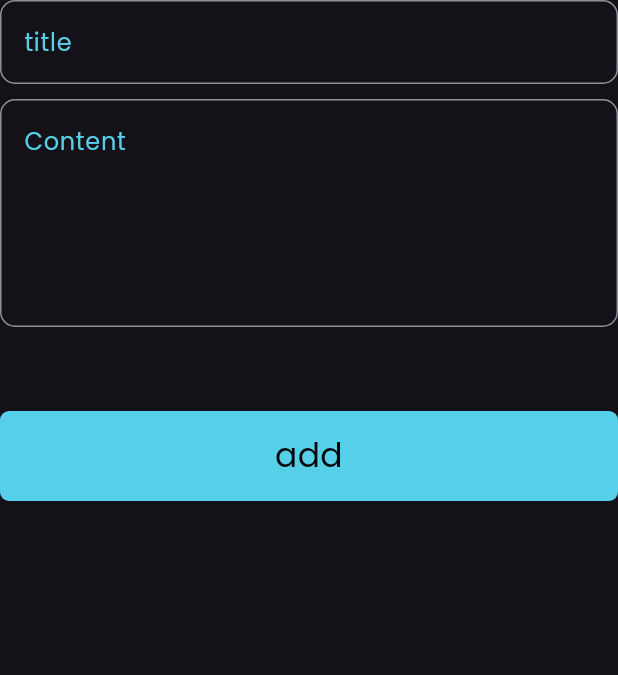
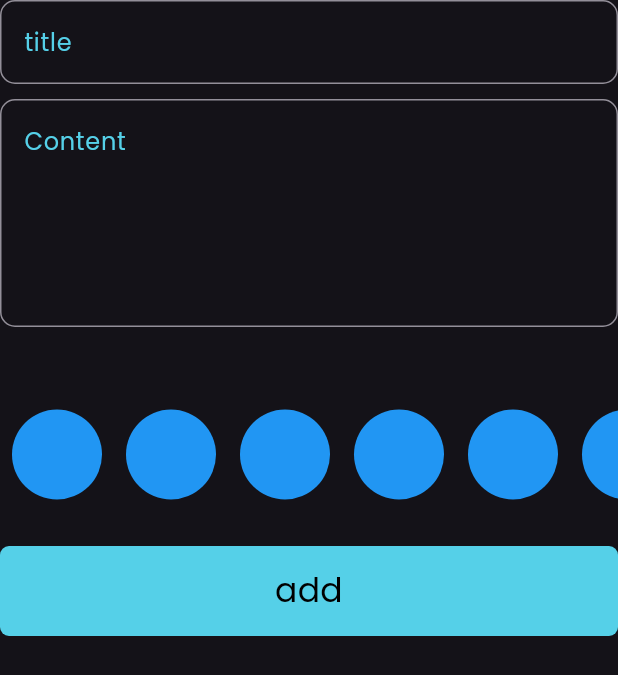
Before and after one commit to AbderraoufBelaiouar/notes_app, a Flutter app: the AddNoteForm widget shown alone on an empty page, opened directly, on a phone screen of 412 x 824 dp. Shown: the top 675 px of the screen. Run offline on Flutter 3.47's test engine with Material 3 defaults, Android fonts, the phone set to English and light mode, and no system bars; our stand-ins replace bloc, date_format, flutter_bloc, font_awesome_flutter, hive, hive_flutter; accounts and stored records are empty.

Commit message:
create colors list view

```diff
--- a/lib/views/widgets/Add_note_form.dart
+++ b/lib/views/widgets/Add_note_form.dart
@@ -5,6 +5,7 @@ import 'package:notes_app/cubits/add_note_cubit/add_note_cubit.dart';
 import 'package:notes_app/cubits/add_note_cubit/add_note_state.dart';
 import 'package:notes_app/models/note_model.dart';
 import 'package:notes_app/views/widgets/Custom_button.dart';
+import 'package:notes_app/views/widgets/color_list_view.dart';
 import 'package:notes_app/views/widgets/custom_text_field.dart';
 
 import 'package:date_format/date_format.dart';
@@ -47,6 +48,7 @@ class _AddNoteFormState extends State<AddNoteForm> {
           const SizedBox(
             height: 40,
           ),
+          const ColorsLitView(),
           BlocBuilder<AddNoteCubit, AddNoteState>(
             builder: (context, state) {
               return customButton(
--- /dev/null
+++ b/lib/views/widgets/color_list_view.dart
@@ -0,0 +1,32 @@
+import 'package:flutter/material.dart';
+
+class ColorItem extends StatelessWidget {
+  const ColorItem({super.key});
+
+  @override
+  Widget build(BuildContext context) {
+    return const Padding(
+      padding: EdgeInsets.only(left: 8.0, right: 8.0),
+      child: CircleAvatar(
+        radius: 30,
+        backgroundColor: Colors.blue,
+      ),
+    );
+  }
+}
+
+class ColorsLitView extends StatelessWidget {
+  const ColorsLitView({super.key});
+
+  @override
+  Widget build(BuildContext context) {
+    return SizedBox(
+      height: 30 * 3,
+      child: ListView.builder(
+        scrollDirection: Axis.horizontal,
+        itemCount: 9,
+        itemBuilder: (context, index) => const ColorItem(),
+      ),
+    );
+  }
+}
```
